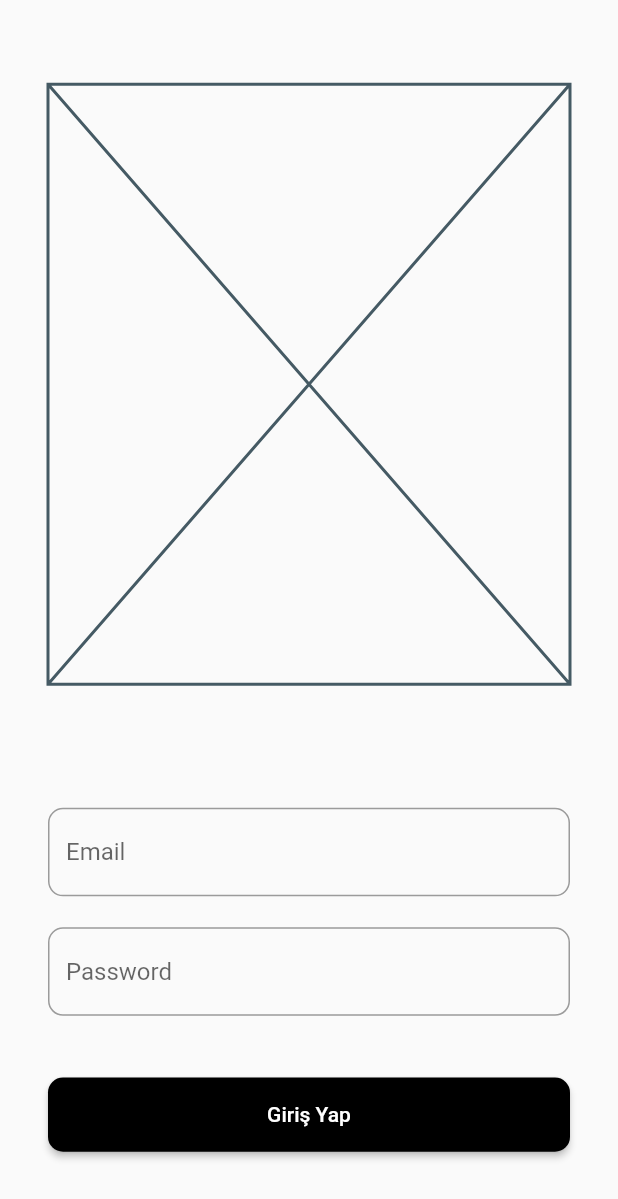
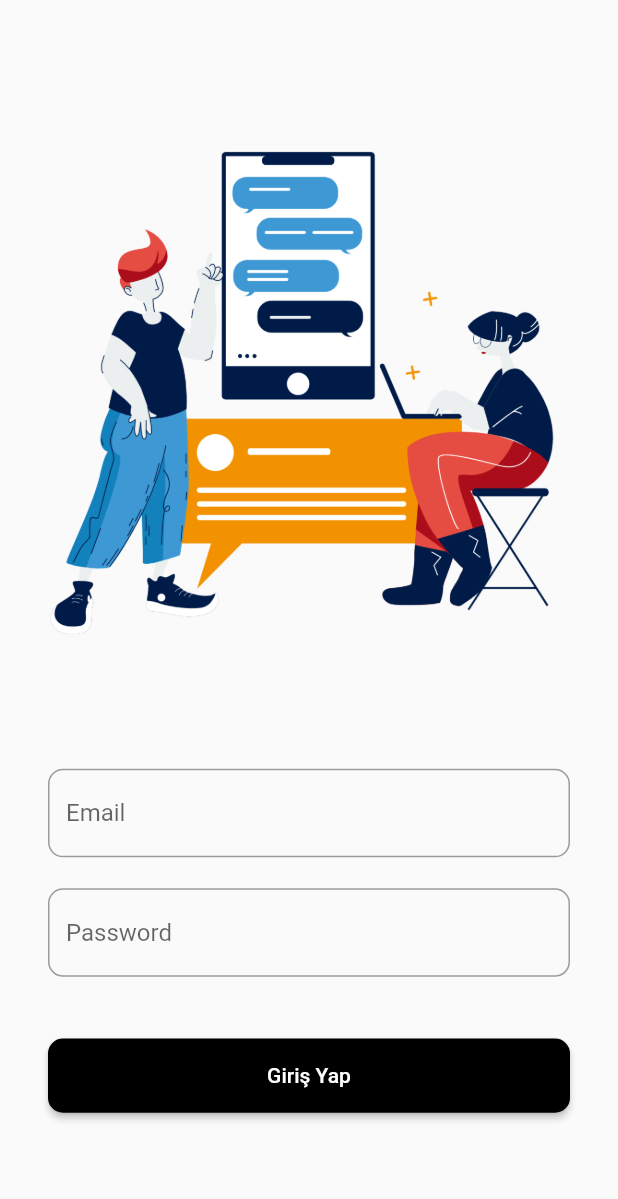
Before and after one commit to bugragoksu/virtual_study_app, a Flutter app: the screen it shows after launch, on a phone screen of 412 x 824 dp. Shown: the top 1199 px of the screen. Run offline on Flutter 3.47's test engine with Material 2 defaults, Android fonts, the phone set to English and light mode, and no system bars.

Commit message:
added image in login screen

```diff
--- a/lib/src/screens/auth/login_screen.dart
+++ b/lib/src/screens/auth/login_screen.dart
@@ -1,5 +1,6 @@
 import 'package:flutter/material.dart';
 
+import '../../widgets/images/chat_image.dart';
 import '../../widgets/inputs/base_text_input.dart';
 import 'widgets/login_button.dart';
 
@@ -16,7 +17,7 @@ class LoginScreen extends StatelessWidget {
         child: Column(
           mainAxisAlignment: MainAxisAlignment.center,
           children: [
-            Placeholder(),
+            ChatImage(),
             SizedBox(
               height: height * 0.1,
             ),
--- /dev/null
+++ b/lib/src/widgets/images/chat_image.dart
@@ -0,0 +1,13 @@
+import 'package:flutter/material.dart';
+
+class ChatImage extends StatelessWidget {
+  const ChatImage({Key? key}) : super(key: key);
+
+  @override
+  Widget build(BuildContext context) {
+    return Image.asset(
+      "assets/img/chat.png",
+      fit: BoxFit.fill,
+    );
+  }
+}
--- a/pubspec.yaml
+++ b/pubspec.yaml
@@ -45,9 +45,8 @@ flutter:
   uses-material-design: true
 
   # To add assets to your application, add an assets section, like this:
-  # assets:
-  #   - images/a_dot_burr.jpeg
-  #   - images/a_dot_ham.jpeg
+  assets:
+    - assets/img/
 
   # An image asset can refer to one or more resolution-specific "variants", see
   # https://flutter.dev/assets-and-images/#resolution-aware.
```
Also changed, not shown: assets/img/chat.png (added).
